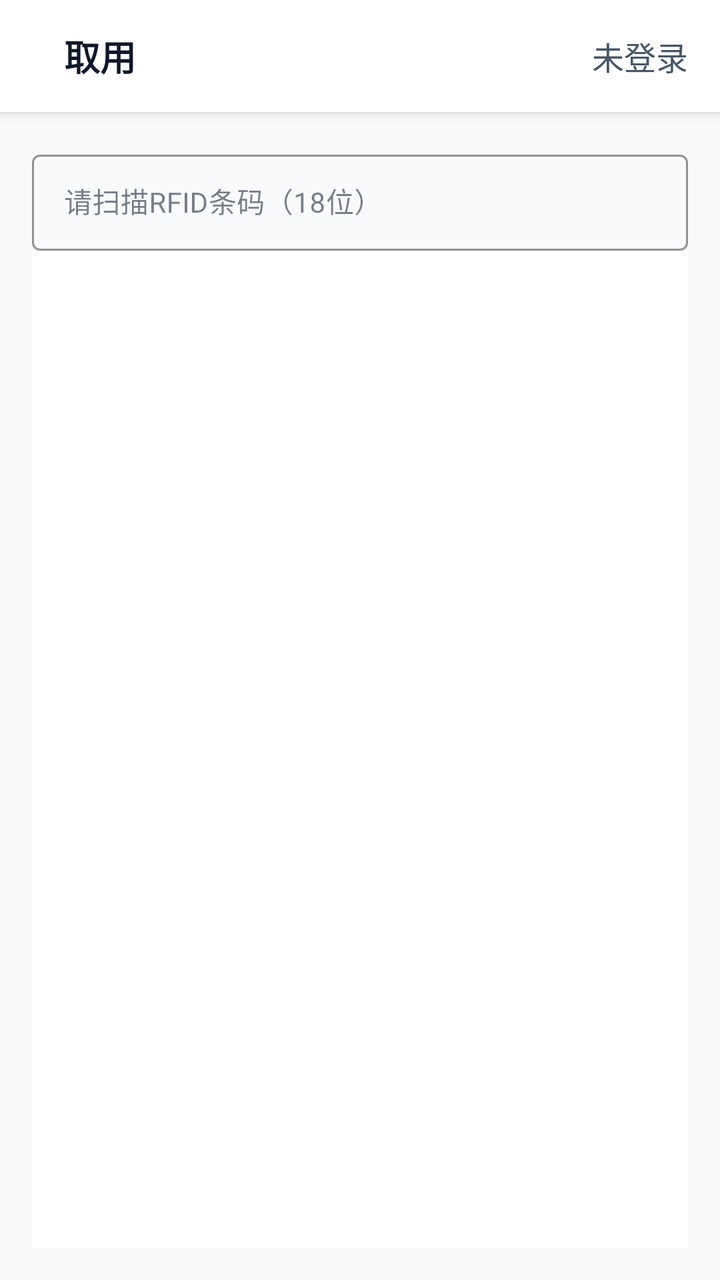
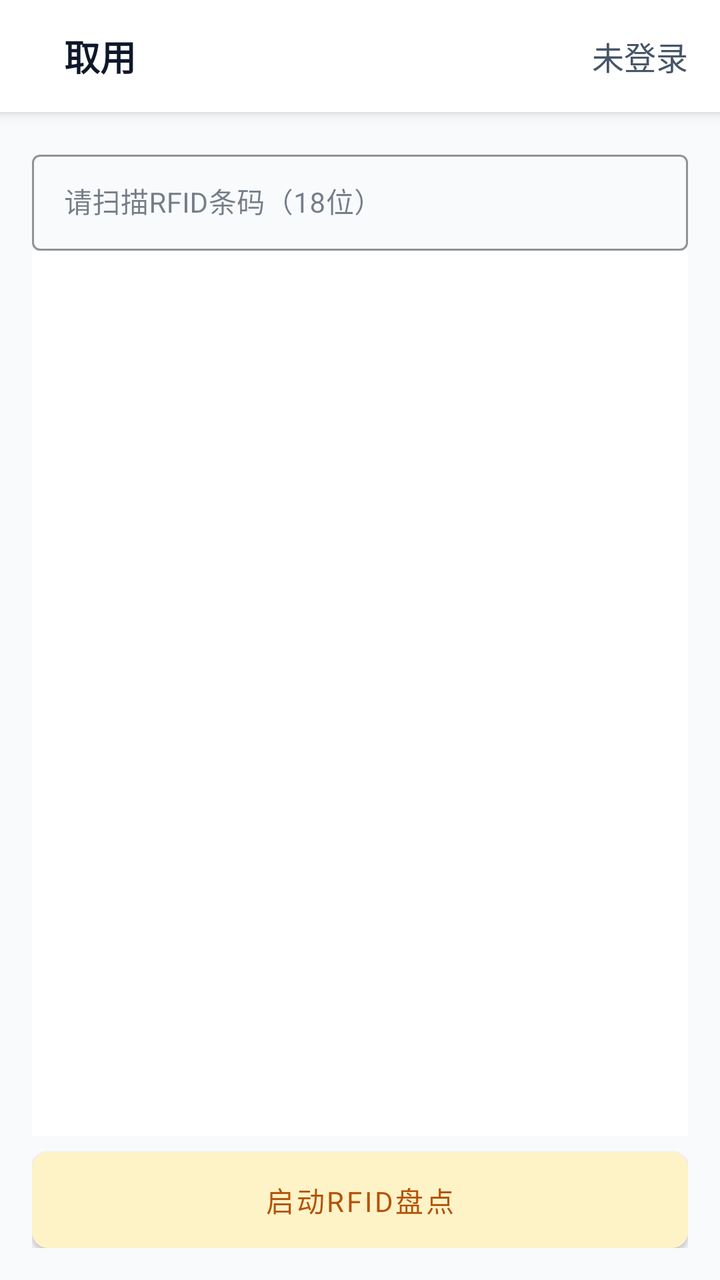

Screens rendered from an Android XML layout before and after an edit, with the pre-edit source and the edit as a unified diff.
<!-- AndroidManifest.xml: application theme Theme.PDA -->
<!-- res/layout/activity_inbound_acceptance.xml -->
<?xml version="1.0" encoding="utf-8"?>
<androidx.coordinatorlayout.widget.CoordinatorLayout xmlns:android="http://schemas.android.com/apk/res/android"
    xmlns:app="http://schemas.android.com/apk/res-auto"
    android:layout_width="match_parent"
    android:layout_height="match_parent"
    android:background="@color/background">

    <com.google.android.material.appbar.AppBarLayout
        android:layout_width="match_parent"
        android:layout_height="wrap_content"
        android:background="@color/surface"
        android:elevation="4dp">

        <include
            android:id="@+id/toolbar"
            layout="@layout/toolbar_custom" />
    </com.google.android.material.appbar.AppBarLayout>

    <LinearLayout
        android:layout_width="match_parent"
        android:layout_height="match_parent"
        android:orientation="vertical"
        android:padding="16dp"
        android:layout_marginTop="?attr/actionBarSize">

        
        <TextView
            android:id="@+id/status_text"
            android:layout_width="match_parent"
            android:layout_height="wrap_content"
            android:textSize="14sp"
            android:textColor="@color/text_secondary"
            android:layout_marginBottom="8dp"
            android:visibility="gone" />

        
        <com.google.android.material.textfield.TextInputLayout
            android:layout_width="match_parent"
            android:layout_height="wrap_content"
            app:boxStrokeColor="@color/border">

            <com.google.android.material.textfield.TextInputEditText
                android:id="@+id/barcode_input"
                android:layout_width="match_parent"
                android:layout_height="48dp"
                android:hint="@string/inbound_barcode_hint"
                android:imeOptions="actionDone"
                android:singleLine="true"
                android:inputType="textNoSuggestions"
                android:importantForAutofill="no"
                android:autoText="false"
                android:ellipsize="end"
                android:textSize="14sp"
                android:nextFocusUp="@id/barcode_input"
                android:nextFocusDown="@id/barcode_input"
                android:nextFocusLeft="@id/barcode_input"
                android:nextFocusRight="@id/barcode_input"
                android:nextFocusForward="@id/barcode_input" />
        </com.google.android.material.textfield.TextInputLayout>

        

        <ProgressBar
            android:id="@+id/loading"
            style="@android:style/Widget.DeviceDefault.Light.ProgressBar.Large"
            android:layout_width="wrap_content"
            android:layout_height="wrap_content"
            android:layout_gravity="center_horizontal"
            android:visibility="gone"
            android:layout_marginTop="8dp"
            android:layout_marginBottom="8dp"/>

        <TextView
            android:id="@+id/empty_text"
            android:layout_width="match_parent"
            android:layout_height="wrap_content"
            android:text="@string/inventory_no_tasks"
            android:textColor="@color/text_secondary"
            android:gravity="center"
            android:padding="12dp"
            android:visibility="gone"/>

        <androidx.recyclerview.widget.RecyclerView
            android:id="@+id/inbound_order_list"
            android:layout_width="match_parent"
            android:layout_height="0dp"
            android:layout_weight="1"
            android:background="@color/surface"
            android:focusable="false"
            android:focusableInTouchMode="false"
            android:clipToPadding="false"
            android:paddingBottom="12dp"/>

    </LinearLayout>

</androidx.coordinatorlayout.widget.CoordinatorLayout>
<!-- res/layout/toolbar_custom.xml (included above) -->
<?xml version="1.0" encoding="utf-8"?>

<androidx.appcompat.widget.Toolbar
    xmlns:android="http://schemas.android.com/apk/res/android"
    xmlns:app="http://schemas.android.com/apk/res-auto"
    android:id="@+id/toolbar"
    android:layout_width="match_parent"
    android:layout_height="?attr/actionBarSize"
    android:background="@color/surface"
    android:elevation="4dp">

    <LinearLayout
        android:layout_width="match_parent"
        android:layout_height="match_parent"
        android:orientation="horizontal"
        android:gravity="center_vertical"
        android:paddingStart="16dp"
        android:paddingEnd="16dp">

        
        <TextView
            android:id="@+id/toolbar_title"
            android:layout_width="0dp"
            android:layout_height="wrap_content"
            android:layout_weight="1"
            android:text="取用"
            android:textSize="18sp"
            android:textStyle="bold"
            android:textColor="@color/text_primary"
            android:maxLines="1"
            android:ellipsize="end"/>

        
        <TextView
            android:id="@+id/toolbar_user_info"
            android:layout_width="wrap_content"
            android:layout_height="wrap_content"
            android:text="未登录"
            android:textSize="16sp"
            android:textColor="@color/text_secondary"
            android:maxLines="1"
            android:ellipsize="end"/>

    </LinearLayout>

</androidx.appcompat.widget.Toolbar>
<!-- resources referenced by this layout -->
<resources>
  <color name="background">#F8FAFC</color>
  <color name="border">#E2E8F0</color>
  <color name="surface">#FFFFFF</color>
  <color name="text_primary">#0F172A</color>
  <color name="text_secondary">#475569</color>
  <string name="inbound_barcode_hint">请扫描RFID条码（18位）</string>
  <string name="inventory_no_tasks">暂无盘点任务</string>
  <color name="primary">#1E40AF</color>
  <color name="primary_dark">#1E3A8A</color>
  <color name="primary_light">#3B82F6</color>
  <color name="primary_variant">#2563EB</color>
  <color name="secondary">#10B981</color>
  <color name="secondary_dark">#059669</color>
  <color name="on_surface">#1E293B</color>
  <color name="text_tertiary">#64748B</color>
  <color name="surface_variant">#F1F5F9</color>
  <color name="text_disabled">#CBD5E1</color>
  <color name="button_primary">#1E40AF</color>
  <style name="Widget.App.Toolbar" parent="Widget.MaterialComponents.Toolbar.Primary">
          <item name="android:background">@color/primary</item>
          <item name="titleTextColor">@color/surface</item>
          <item name="subtitleTextColor">@color/surface_variant</item>
      </style>
  <style name="Widget.App.Button" parent="Widget.MaterialComponents.Button">
          <item name="android:background">@color/button_primary</item>
          <item name="android:textColor">@color/surface</item>
      </style>
  <style name="Widget.App.Button.Secondary" parent="Widget.MaterialComponents.Button.OutlinedButton">
          <item name="android:background">@color/button_secondary</item>
          <item name="android:textColor">@color/text_primary</item>
          <item name="strokeColor">@color/border</item>
      </style>
  <style name="Widget.App.CardView" parent="Widget.MaterialComponents.CardView">
          <item name="cardBackgroundColor">@color/card_background</item>
          <item name="cardCornerRadius">12dp</item>
          <item name="cardElevation">4dp</item>
      </style>
  <style name="Widget.App.ProgressBar" parent="Widget.AppCompat.ProgressBar.Horizontal">
          <item name="android:progressTint">@color/primary</item>
          <item name="android:progressBackgroundTint">@color/surface_variant</item>
      </style>
  <style name="Widget.App.Switch" parent="Widget.MaterialComponents.CompoundButton.Switch">
          <item name="thumbTint">@color/primary</item>
          <item name="trackTint">@color/surface_variant</item>
      </style>
  <style name="Widget.App.CheckBox" parent="Widget.MaterialComponents.CompoundButton.CheckBox">
          <item name="buttonTint">@color/primary</item>
      </style>
  <style name="Widget.App.RadioButton" parent="Widget.MaterialComponents.CompoundButton.RadioButton">
          <item name="buttonTint">@color/primary</item>
      </style>
  <style name="Widget.App.FloatingActionButton" parent="Widget.MaterialComponents.FloatingActionButton">
          <item name="backgroundTint">@color/primary</item>
          <item name="tint">@color/surface</item>
      </style>
  <style name="Widget.App.BottomNavigationView" parent="Widget.MaterialComponents.BottomNavigationView">
          <item name="android:background">@color/surface</item>
          <item name="itemIconTint">@color/primary</item>
          <item name="itemTextColor">@color/primary</item>
      </style>
  <style name="Widget.App.Badge" parent="Widget.MaterialComponents.Badge">
          <item name="backgroundColor">@color/error</item>
          <item name="badgeTextColor">@color/surface</item>
      </style>
  <color name="divider">#CBD5E1</color>
  <color name="button_secondary">#F1F5F9</color>
  <color name="input_background">#F8FAFC</color>
  <color name="input_border">#E2E8F0</color>
  <color name="card_background">#FFFFFF</color>
  <color name="error">#EF4444</color>
  <!-- unchanged entries left out for length: 2 -->
</resources>

<!-- the commit's change to res/layout/activity_inbound_acceptance.xml (unified diff, before → after) -->
@@ -91,6 +91,44 @@
             android:clipToPadding="false"
             android:paddingBottom="12dp"/>
 
+        
+        <androidx.recyclerview.widget.RecyclerView
+            android:id="@+id/rv_rfid_epc_scroller"
+            android:layout_width="match_parent"
+            android:layout_height="@dimen/rfid_section_height"
+            android:visibility="gone"
+            android:overScrollMode="never"
+            android:scrollbars="none"
+            android:layout_marginTop="8dp"/>
+
+        
+        <com.google.android.material.button.MaterialButton
+            android:id="@+id/btn_toggle_rfid"
+            android:layout_width="match_parent"
+            android:layout_height="@dimen/rfid_section_height"
+            android:text="启动RFID盘点"
+            style="@style/Widget.MaterialComponents.Button"
+            android:layout_marginTop="8dp"
+            android:textColor="@color/rfid_toggle_text_idle"
+            app:backgroundTint="@color/rfid_toggle_idle"
+            app:cornerRadius="8dp"
+            app:strokeWidth="0dp"
+            android:insetTop="0dp"
+            android:insetBottom="0dp"
+            android:paddingStart="16dp"
+            android:paddingEnd="16dp"/>
+
+        <TextView
+            android:id="@+id/rfid_power_hint"
+            android:layout_width="match_parent"
+            android:layout_height="wrap_content"
+            android:layout_marginTop="4dp"
+            android:gravity="center"
+            android:text="@string/rfid_power_hint"
+            android:textColor="@color/rfid_toggle_text_idle"
+            android:textSize="12sp"
+            android:visibility="gone"/>
+
     </LinearLayout>
 
 </androidx.coordinatorlayout.widget.CoordinatorLayout>
<!-- resource entries referenced after the edit -->
@@ -2,11 +2,15 @@
 <resources>
   <color name="background">#F8FAFC</color>
   <color name="border">#E2E8F0</color>
+  <color name="rfid_toggle_idle">#FEF3C7</color>
+  <color name="rfid_toggle_text_idle">#B45309</color>
   <color name="surface">#FFFFFF</color>
   <color name="text_primary">#0F172A</color>
   <color name="text_secondary">#475569</color>
+  <dimen name="rfid_section_height">48dp</dimen>
   <string name="inbound_barcode_hint">请扫描RFID条码（18位）</string>
   <string name="inventory_no_tasks">暂无盘点任务</string>
+  <string name="rfid_power_hint">RFID 功耗较高，请使用完毕后及时停止。</string>
   <color name="primary">#1E40AF</color>
   <color name="primary_dark">#1E3A8A</color>
   <color name="primary_light">#3B82F6</color>
